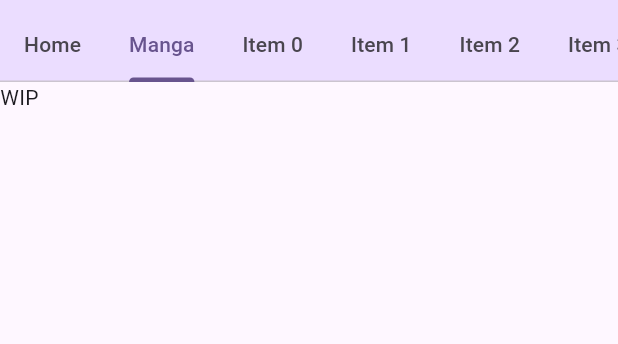
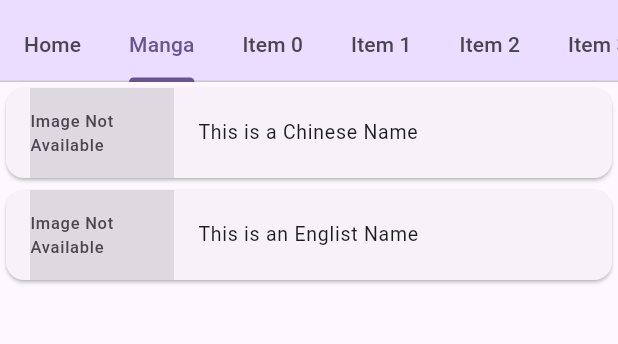
Before and after one commit to OnlyTravis/MultiApp_mobileapp, a Flutter app: the screen it shows after launch, tab 2 chosen, on a phone screen of 412 x 824 dp, the part 74-418 px from its top. Run offline on Flutter 3.47's test engine with Material 3 defaults, Android fonts, the phone set to English and light mode, and no system bars; our stand-ins replace sqflite; accounts and stored records are empty.

Commit message:
Did work on manag page

```diff
--- a/lib/pages/manga_page.dart
+++ /dev/null
@@ -1,14 +0,0 @@
-import 'package:flutter/material.dart';
-
-class MangaPage extends StatefulWidget {
-  const MangaPage({super.key});
-
-  @override
-  State<MangaPage> createState() => _MangaPageState();
-}
-class _MangaPageState extends State<MangaPage> {
-  @override
-  Widget build(BuildContext context) {
-    return Text("WIP");
-  }
-}
--- /dev/null
+++ b/lib/pages/manga_page/main.dart
@@ -0,0 +1,42 @@
+import 'package:flutter/material.dart';
+import 'package:multi_app/code/classes.dart';
+
+class MangaPage extends StatefulWidget {
+  const MangaPage({super.key});
+
+  @override
+  State<MangaPage> createState() => _MangaPageState();
+}
+class _MangaPageState extends State<MangaPage> {
+  List<Manga> mangaList = [
+    Manga(id: 0, ch_name: "This is a Chinese Name"),
+    Manga(id: 1, en_name: "This is an Englist Name"),
+  ];
+
+  @override
+  Widget build(BuildContext context) {
+    return ListView(
+      children: mangaList.map((Manga manga) => mangaCard(manga)).toList(),
+    );
+  }
+
+  Widget mangaCard(Manga manga) {
+    final String mangaName = manga.ch_name ?? manga.en_name ?? manga.jp_name ?? "null";
+
+    return Card(
+      child: ListTile(
+        leading: Container(
+          width: 96,
+          height: 128,
+          color: Theme.of(context).colorScheme.surfaceDim,
+          child: Center(
+            child: Text("Image Not Available"),
+          ),
+        ),
+        title: Text(mangaName),
+        dense: true,
+        visualDensity: VisualDensity(vertical: 3)
+      ),
+    );
+  }
+}
--- a/lib/pages/pages.dart
+++ b/lib/pages/pages.dart
@@ -1,6 +1,6 @@
 import 'package:flutter/material.dart';
 import 'package:multi_app/pages/home_page.dart';
-import 'package:multi_app/pages/manga_page.dart';
+import 'package:multi_app/pages/manga_page/main.dart';
 
 enum Pages {
   none,
```
